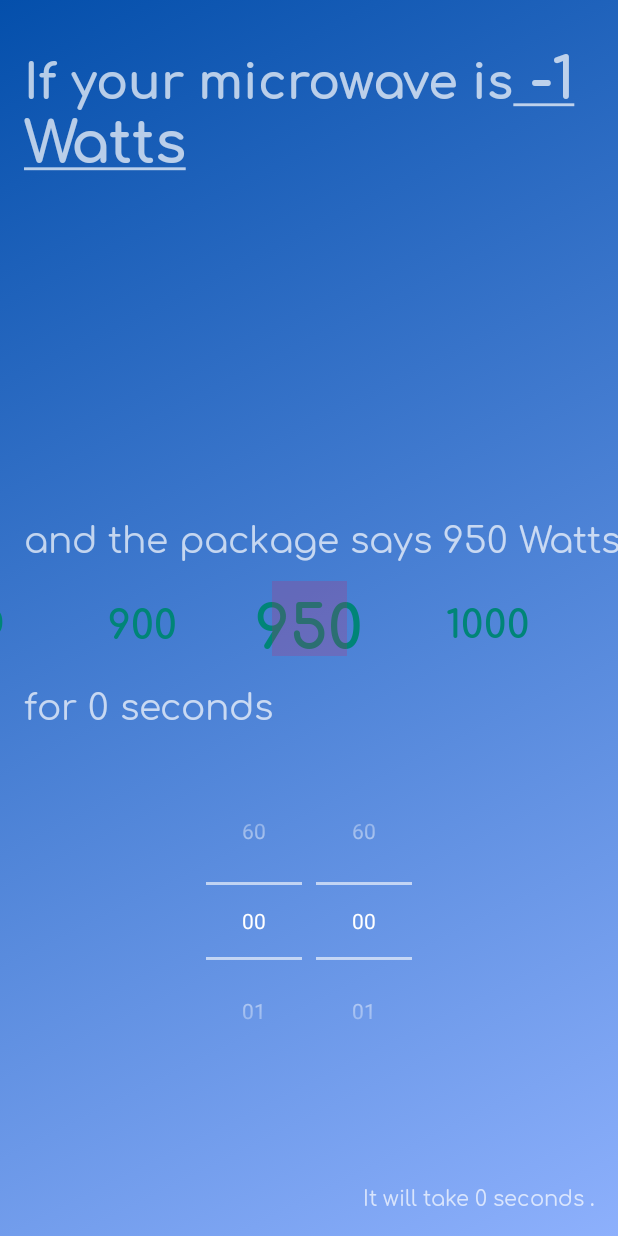
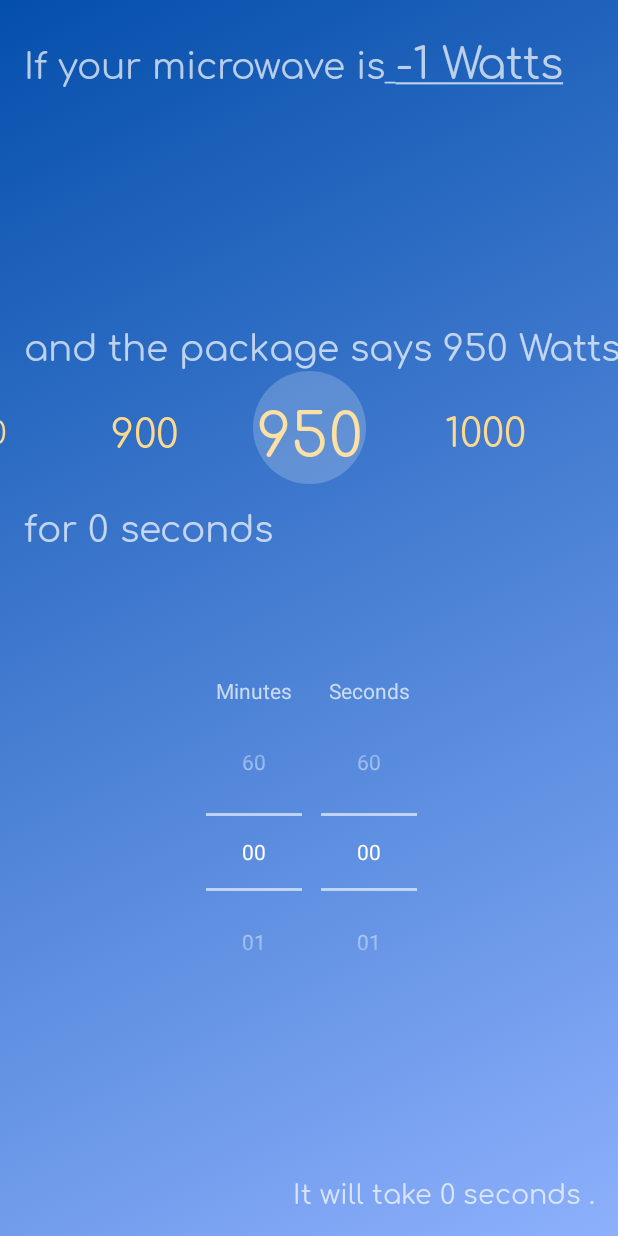
Before and after one commit to RedChris/WattTime-Android, an Android app: the MainActivity screen opened directly, with no data from a screen before it, on a phone screen of 412 x 824 dp. Run offline under Robolectric (Android 15) with nearby library versions, the phone set to English and light mode, and no system bars.

Commit message:
bug fixing

```diff
--- a/app/src/main/java/uk/co/monolithstudios/watttime/domain/TimeFormatter.kt
+++ b/app/src/main/java/uk/co/monolithstudios/watttime/domain/TimeFormatter.kt
@@ -12,11 +12,11 @@ class TimeFormatter(private val context: Context) {
             duration.compareTo(Duration.ofMinutes(1)) == -1
                 -> context.getString(R.string.main_convertedLengthSeconds, duration.seconds)
             duration.compareTo(Duration.ofHours(1)) == -1
-                -> context.getString(R.string.main_convertedLengthMinutes, duration.toMinutes(), duration.seconds)
+                -> context.getString(R.string.main_convertedLengthMinutes, duration.toMinutes(), duration.minus(Duration.ofMinutes(duration.toMinutes())).seconds )
             else
                 -> context.getString(R.string.main_convertedLengthHours, duration.toHours(),
-                duration.toMinutes(),
-                duration.seconds)
+                duration.minus(Duration.ofHours(duration.toHours())).toMinutes(),
+                duration.minus(Duration.ofMinutes(duration.toMinutes())).seconds)
         }
     }
 }
--- a/app/src/main/java/uk/co/monolithstudios/watttime/ui/common/views/NumberPicker.kt
+++ b/app/src/main/java/uk/co/monolithstudios/watttime/ui/common/views/NumberPicker.kt
@@ -3,11 +3,13 @@ package uk.co.monolithstudios.watttime.ui.common.views
 import android.content.Context
 import android.util.AttributeSet
 import android.view.View
-import android.view.ViewGroup
 import android.widget.FrameLayout
+import androidx.recyclerview.widget.RecyclerView
 import kotlinx.android.synthetic.main.view_numberpicker.view.*
 import uk.co.monolithstudios.watttime.R
 import uk.co.monolithstudios.watttime.domain.ScreenUtils
+
+
 
 class NumberPicker @JvmOverloads constructor(context: Context, attrs: AttributeSet? = null, defStyleAttr: Int = 0)
     : FrameLayout(context, attrs, defStyleAttr) {
@@ -39,6 +41,13 @@ class NumberPicker @JvmOverloads constructor(context: Context, attrs: AttributeS
                 }
             }
         }
+
+        vertical_picker.addOnScrollListener(object : RecyclerView.OnScrollListener() {
+            override fun onScrolled(recyclerView: RecyclerView, dx: Int, dy: Int) {
+                super.onScrolled(recyclerView, dx, dy)
+                sliderLayoutManager.notifyNewPosition()
+            }
+        })
     }
 
     fun goToPosition(position: Int) = vertical_picker.smoothScrollToPosition(position)
--- a/app/src/main/java/uk/co/monolithstudios/watttime/ui/common/views/SliderLayoutManager.kt
+++ b/app/src/main/java/uk/co/monolithstudios/watttime/ui/common/views/SliderLayoutManager.kt
@@ -4,6 +4,8 @@ import android.content.Context
 import androidx.recyclerview.widget.LinearLayoutManager
 import androidx.recyclerview.widget.LinearSnapHelper
 import androidx.recyclerview.widget.RecyclerView
+import kotlin.math.abs
+import kotlin.math.sqrt
 
 class SliderLayoutManager(context: Context?) : LinearLayoutManager(context) {
 
@@ -28,12 +30,12 @@ class SliderLayoutManager(context: Context?) : LinearLayoutManager(context) {
     }
 
     override fun scrollHorizontallyBy(dx: Int, recycler: RecyclerView.Recycler?, state: RecyclerView.State?): Int {
-        if (orientation == LinearLayoutManager.HORIZONTAL) {
+        return if (orientation == HORIZONTAL) {
             val scrolled = super.scrollHorizontallyBy(dx, recycler, state)
             scaleDownView()
-            return scrolled
+            scrolled
         } else {
-            return 0
+            0
         }
     }
 
@@ -44,10 +46,10 @@ class SliderLayoutManager(context: Context?) : LinearLayoutManager(context) {
             // Calculating the distance of the child from the center
             val child = getChildAt(i)
             val childMid = (getDecoratedLeft(child!!) + getDecoratedRight(child)) / 2.0f
-            val distanceFromCenter = Math.abs(mid - childMid)
+            val distanceFromCenter = abs(mid - childMid)
 
             // The scaling formula
-            val scale = 1-Math.sqrt((distanceFromCenter/width).toDouble()).toFloat()*0.66f
+            val scale = 1- sqrt((distanceFromCenter/width).toDouble()).toFloat()*0.66f
 
             // Set scale to view
             child.scaleX = scale
@@ -55,20 +57,27 @@ class SliderLayoutManager(context: Context?) : LinearLayoutManager(context) {
         }
     }
 
+
+
     override fun onScrollStateChanged(state: Int) {
         super.onScrollStateChanged(state)
 
         // When scroll stops we notify on the selected item
-        if (state.equals(RecyclerView.SCROLL_STATE_IDLE)) {
+        if (state == RecyclerView.SCROLL_STATE_IDLE) {
 
             // Find the closest child to the recyclerView center --> this is the selected item.
+            notifyNewPosition()
+        }
+    }
+
+    fun notifyNewPosition() {
         val recyclerViewCenterX = getRecyclerViewCenterX()
         var minDistance = recyclerView.width
         var position = -1
         for (i in 0 until recyclerView.childCount) {
             val child = recyclerView.getChildAt(i)
             val childCenterX = getDecoratedLeft(child) + (getDecoratedRight(child) - getDecoratedLeft(child)) / 2
-                var newDistance = Math.abs(childCenterX - recyclerViewCenterX)
+            val newDistance = abs(childCenterX - recyclerViewCenterX)
             if (newDistance < minDistance) {
                 minDistance = newDistance
                 position = recyclerView.getChildLayoutPosition(child)
@@ -77,7 +86,6 @@ class SliderLayoutManager(context: Context?) : LinearLayoutManager(context) {
 
         // Notify on item selection
         callback?.onItemSelected(position)
-        }
     }
 
     private fun getRecyclerViewCenterX() : Int {
--- a/app/src/main/java/uk/co/monolithstudios/watttime/ui/main/MainActivity.kt
+++ b/app/src/main/java/uk/co/monolithstudios/watttime/ui/main/MainActivity.kt
@@ -38,8 +38,6 @@ class MainActivity : AppCompatActivity(), MainView, TimePickerBottomSheet.OnFrag
         super.onCreate(savedInstanceState)
         setContentView(R.layout.activity_main)
 
-        window.decorView.systemUiVisibility = View.SYSTEM_UI_FLAG_LAYOUT_FULLSCREEN
-
         val animationBackground = mainLayout.background as AnimationDrawable
         animationBackground.apply {
             setEnterFadeDuration(2000)
@@ -62,7 +60,7 @@ class MainActivity : AppCompatActivity(), MainView, TimePickerBottomSheet.OnFrag
         timerButton.setOnClickListener { mainActivityPresenter.onUserWantsToLaunchTimer() }
 
         val timeNumberPickerFragment = TimePickerBottomSheet.newInstance(0, 0)
-        supportFragmentManager.beginTransaction().add(R.id.fragmentHolder, timeNumberPickerFragment).commit()
+        supportFragmentManager.beginTransaction().replace(R.id.fragmentHolder, timeNumberPickerFragment).commit()
     }
 
     override fun showPackageWattage(wattage: Int) {
@@ -87,7 +85,7 @@ class MainActivity : AppCompatActivity(), MainView, TimePickerBottomSheet.OnFrag
             }
 
         } , 20, spannable.length, Spannable.SPAN_EXCLUSIVE_EXCLUSIVE)
-        spannable.setSpan(RelativeSizeSpan(1.2f),  20, spannable.length, Spannable.SPAN_EXCLUSIVE_EXCLUSIVE)
+        spannable.setSpan(RelativeSizeSpan(1.2f),  21, spannable.length, Spannable.SPAN_EXCLUSIVE_EXCLUSIVE)
 
         yourMicrowaveText.apply {
             text = spannable
--- /dev/null
+++ b/app/src/main/res/drawable/background_selector.xml
@@ -0,0 +1,11 @@
+<?xml version="1.0" encoding="utf-8"?>
+<shape xmlns:android="http://schemas.android.com/apk/res/android"
+    android:shape="oval">
+
+    <corners
+        android:radius="40dp" />
+
+    <solid
+        android:color="#FFFFFF" />
+
+</shape>
--- a/app/src/main/res/layout/activity_main.xml
+++ b/app/src/main/res/layout/activity_main.xml
@@ -16,10 +16,10 @@
         android:layout_marginStart="16dp"
         android:layout_marginTop="16dp"
         android:layout_marginEnd="16dp"
-        android:fontFamily="@font/comfortaa_bold"
+        android:fontFamily="@font/comfortaa"
         android:text="@string/main_yourMicrowaveText"
         android:textColorLink="#b3ffffff"
-        android:textSize="32sp"
+        android:textSize="24sp"
         app:layout_constraintEnd_toEndOf="parent"
         app:layout_constraintStart_toStartOf="parent"
         app:layout_constraintTop_toTopOf="parent" />
@@ -42,7 +42,8 @@
         app:layout_constraintBottom_toBottomOf="parent"
         app:layout_constraintEnd_toEndOf="parent"
         app:layout_constraintStart_toStartOf="parent"
-        app:layout_constraintTop_toTopOf="parent" />
+        app:layout_constraintTop_toTopOf="parent"
+        app:layout_constraintVertical_bias="0.32999998" />
 
     <TextView
         android:id="@+id/resultText"
@@ -54,6 +55,7 @@
         android:fontFamily="@font/comfortaa"
         android:text="@string/main_resultText"
         android:textAlignment="textEnd"
+        android:textSize="18sp"
         app:layout_constraintBottom_toBottomOf="parent"
         app:layout_constraintEnd_toEndOf="parent"
         app:layout_constraintStart_toEndOf="@+id/timerButton" />
@@ -64,7 +66,7 @@
         android:layout_width="wrap_content"
         android:layout_height="wrap_content"
         android:layout_marginStart="16dp"
-        android:layout_marginBottom="16dp"
+        android:layout_marginBottom="8dp"
         android:text="@string/main_startTimer"
         app:layout_constraintBottom_toBottomOf="parent"
         app:layout_constraintStart_toStartOf="parent" />
@@ -74,6 +76,7 @@
         android:layout_width="wrap_content"
         android:layout_height="wrap_content"
         android:layout_marginStart="16dp"
+        android:layout_marginTop="8dp"
         android:fontFamily="@font/comfortaa"
         android:text="@string/main_for"
         android:textSize="24sp"
@@ -83,7 +86,7 @@
     <FrameLayout
         android:id="@+id/fragmentHolder"
         android:layout_width="match_parent"
-        android:layout_height="0dp"
+        android:layout_height="wrap_content"
         android:background="@null"
         app:layout_constraintBottom_toTopOf="@+id/timerButton"
         app:layout_constraintEnd_toEndOf="parent"
--- a/app/src/main/res/layout/item_numberpicker.xml
+++ b/app/src/main/res/layout/item_numberpicker.xml
@@ -14,9 +14,9 @@
         android:id="@+id/tv_item"
         android:layout_width="wrap_content"
         android:layout_height="wrap_content"
-        android:fontFamily="@font/comfortaa_bold"
+        android:fontFamily="@font/comfortaa"
         android:textAlignment="center"
-        android:textColor="@color/colorPrimary"
+        android:textColor="@color/colorAccent"
         android:textSize="40sp"
         app:layout_constraintBottom_toBottomOf="parent"
         app:layout_constraintLeft_toLeftOf="parent"
--- a/app/src/main/res/layout/view_numberpicker.xml
+++ b/app/src/main/res/layout/view_numberpicker.xml
@@ -16,13 +16,13 @@
             android:clipToPadding="false" />
 
     <ImageView
-            android:layout_width="50dp"
-            android:layout_height="50dp"
+            android:layout_width="75dp"
+            android:layout_height="75dp"
             app:layout_constraintBottom_toBottomOf="parent"
             app:layout_constraintLeft_toLeftOf="parent"
             app:layout_constraintRight_toRightOf="parent"
             app:layout_constraintTop_toTopOf="parent"
-            android:background="@color/colorAccent"
+            android:background="@drawable/background_selector"
             android:alpha="0.2"/>
 
 </androidx.constraintlayout.widget.ConstraintLayout>
--- a/app/src/main/res/layout/view_numberpicker_bottomsheet.xml
+++ b/app/src/main/res/layout/view_numberpicker_bottomsheet.xml
@@ -5,59 +5,51 @@
     android:layout_width="match_parent"
     android:layout_height="wrap_content">
 
-    <TextView
-        android:id="@+id/title"
-        android:layout_width="wrap_content"
-        android:layout_height="wrap_content"
-        android:layout_marginStart="32dp"
-        app:layout_constraintBottom_toTopOf="@+id/minutesLabel"
-        app:layout_constraintStart_toStartOf="parent" />
-
-    <Button
-        android:id="@+id/SetTime"
-        style="@style/Widget.AppCompat.Button.Borderless.Colored"
-        android:layout_width="wrap_content"
-        android:layout_height="wrap_content"
-        android:layout_marginEnd="32dp"
-        app:layout_constraintBottom_toTopOf="@+id/secondsLabel"
-        app:layout_constraintEnd_toEndOf="parent" />
 
     <TextView
         android:id="@+id/secondsLabel"
         android:layout_width="wrap_content"
         android:layout_height="wrap_content"
+        android:layout_marginTop="16dp"
+        android:layout_marginBottom="8dp"
+        android:text="@string/main_sheet_seconds"
         app:layout_constraintBottom_toTopOf="@+id/secondsPicker"
         app:layout_constraintEnd_toEndOf="@+id/secondsPicker"
-        app:layout_constraintStart_toStartOf="@+id/secondsPicker" />
+        app:layout_constraintStart_toStartOf="@+id/secondsPicker"
+        app:layout_constraintTop_toTopOf="parent" />
 
     <TextView
         android:id="@+id/minutesLabel"
         android:layout_width="wrap_content"
         android:layout_height="wrap_content"
+        android:layout_marginTop="16dp"
+        android:layout_marginBottom="8dp"
+        android:text="@string/main_sheet_minutes"
         app:layout_constraintBottom_toTopOf="@+id/minutesPicker"
         app:layout_constraintEnd_toEndOf="@+id/minutesPicker"
-        app:layout_constraintStart_toStartOf="@+id/minutesPicker" />
+        app:layout_constraintStart_toStartOf="@+id/minutesPicker"
+        app:layout_constraintTop_toTopOf="parent" />
 
     <NumberPicker
         android:id="@+id/secondsPicker"
         android:layout_width="wrap_content"
         android:layout_height="wrap_content"
         android:layout_marginStart="56dp"
-        android:layout_marginBottom="56dp"
         app:layout_constraintBottom_toBottomOf="parent"
         app:layout_constraintEnd_toEndOf="parent"
-        app:layout_constraintHorizontal_bias="0.53"
-        app:layout_constraintStart_toStartOf="parent" />
+        app:layout_constraintHorizontal_bias="0.54"
+        app:layout_constraintStart_toStartOf="parent"
+        app:layout_constraintTop_toTopOf="parent" />
 
     <NumberPicker
         android:id="@+id/minutesPicker"
         android:layout_width="wrap_content"
         android:layout_height="wrap_content"
         android:layout_marginEnd="56dp"
-        android:layout_marginBottom="56dp"
         app:layout_constraintBottom_toBottomOf="parent"
         app:layout_constraintEnd_toEndOf="parent"
         app:layout_constraintHorizontal_bias="0.47"
-        app:layout_constraintStart_toStartOf="parent" />
+        app:layout_constraintStart_toStartOf="parent"
+        app:layout_constraintTop_toTopOf="parent" />
 
 </androidx.constraintlayout.widget.ConstraintLayout>
--- a/app/src/main/res/values/colors.xml
+++ b/app/src/main/res/values/colors.xml
@@ -2,5 +2,5 @@
 <resources>
     <color name="colorPrimary">#008577</color>
     <color name="colorPrimaryDark">#00574B</color>
-    <color name="colorAccent">#D81B60</color>
+    <color name="colorAccent">#FCD98D</color>
 </resources>
--- a/app/src/main/res/values/styles.xml
+++ b/app/src/main/res/values/styles.xml
@@ -2,18 +2,18 @@
 
     <!-- Base application theme. -->
     <style name="AppTheme" parent="Theme.Design.NoActionBar">
-
         <item name = "android:windowActionBar">false</item>
         <item name = "android:windowNoTitle">true</item>
+        <item name="android:windowTranslucentStatus">true</item>
+        <item name="android:windowTranslucentNavigation">true</item>
+        <item name="android:statusBarColor">@android:color/transparent</item>
 
         <item name="colorPrimary">@color/colorPrimary</item>
         <item name="colorPrimaryDark">@color/colorPrimaryDark</item>
         <item name="colorAccent">@color/colorAccent</item>
-
-
     </style>
 
-    <style name="textTitle">
+    <style name="textTitle" parent="AppTheme">
         <item name="android:fontFamily">@font/comfortaa_bold</item>
         <item name="android:textSize">36sp</item>
     </style>
```
Lines whose indentation alone changed are shown as unchanged.
